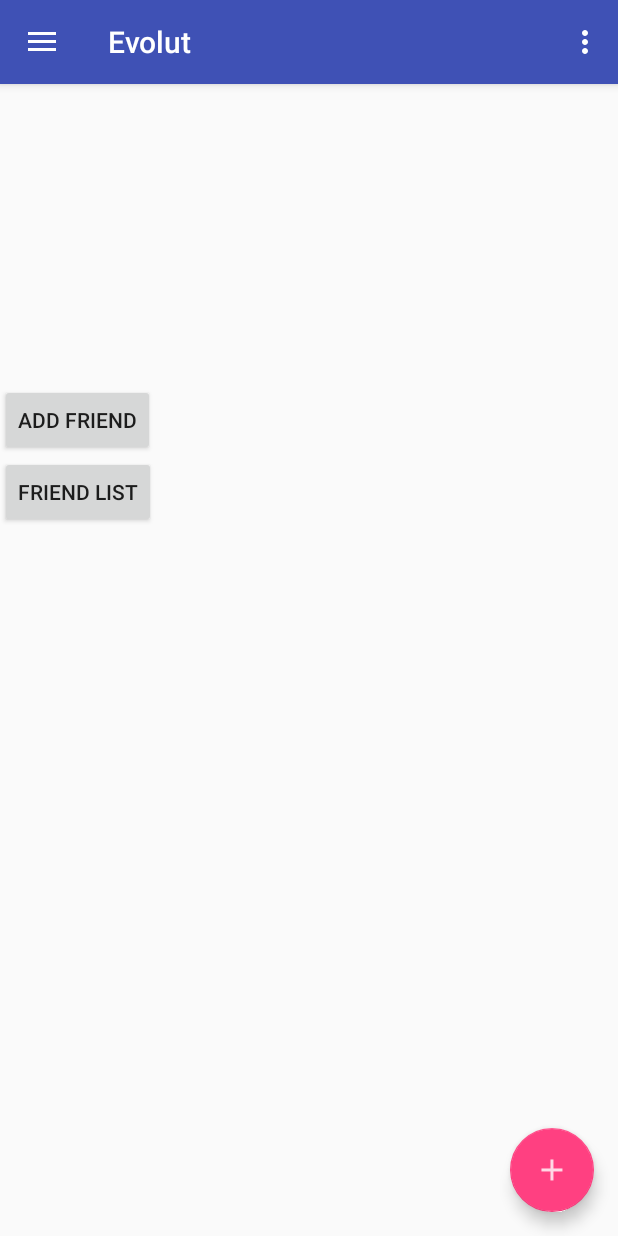
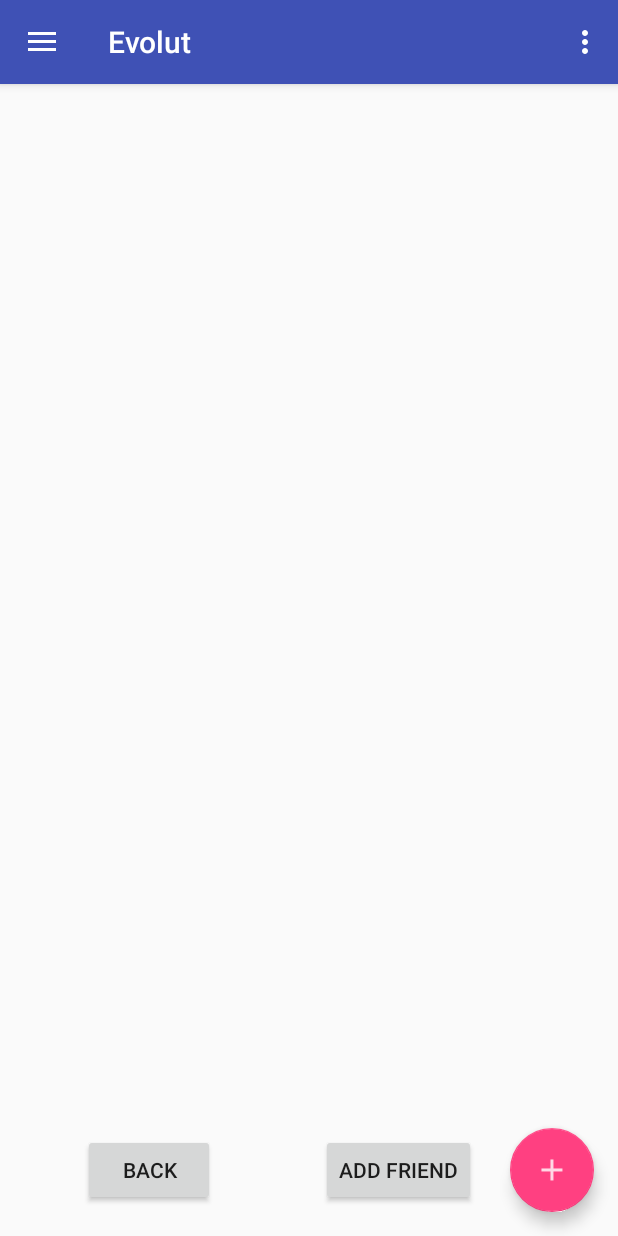
Before and after one commit to kangwennlee/Evolut, an Android app: the screen it shows after launch once a user with an empty profile is signed in (MainActivity), in the side drawer, after a tap on "Friends", on a phone screen of 412 x 824 dp. Run offline under Robolectric (Android 15) with nearby library versions, the light colour scheme and no system bars; our stand-ins replace ButterKnife, Firebase (no records; nobody signed in at launch, a user with empty details on screens opened directly), Volley; 1 statement that could not run was skipped.

Commit message:
add friend done

```diff
--- a/app/src/main/java/com/example/kangw/evolut/MyFirebaseMessagingService.java
+++ b/app/src/main/java/com/example/kangw/evolut/MyFirebaseMessagingService.java
@@ -120,7 +120,7 @@ public class MyFirebaseMessagingService extends FirebaseMessagingService {
         Uri defaultSoundUri= RingtoneManager.getDefaultUri(RingtoneManager.TYPE_NOTIFICATION);
         NotificationCompat.Builder notificationBuilder =
                 new NotificationCompat.Builder(this, channelId)
-                .setSmallIcon(R.drawable.ic_launcher_web)
+                //.setSmallIcon(R.drawable.ic_launcher_web)
                 .setContentTitle(title)
                 .setContentText(notificationBody)
                 .setAutoCancel(false)
--- a/app/src/main/java/com/example/kangw/evolut/NewTransactionActivity.java
+++ b/app/src/main/java/com/example/kangw/evolut/NewTransactionActivity.java
@@ -219,6 +219,8 @@ public class NewTransactionActivity extends AppCompatActivity {
 
     public void btnConfirmClicked() throws JSONException {
         //check if included me
+
+
         //deduct money from friend's account
         for(int i=0; i<5; i++){
             sendNotification("New Transaction","user requested a new transaction","xTrQbGB4BdebP1HvJjKQHVapBrX2");
--- a/app/src/main/java/com/example/kangw/evolut/fragment/FriendListFragment.java
+++ b/app/src/main/java/com/example/kangw/evolut/fragment/FriendListFragment.java
@@ -11,6 +11,7 @@ import android.support.v7.widget.CardView;
 import android.support.v7.widget.LinearLayoutManager;
 import android.support.v7.widget.RecyclerView;
 import android.text.Editable;
+import android.util.Log;
 import android.view.LayoutInflater;
 import android.view.View;
 import android.view.ViewGroup;
@@ -63,7 +64,7 @@ public class FriendListFragment extends Fragment {
 
     private OnFragmentInteractionListener mListener;
     private View mView;
-    Button addFriendButton, viewFriendButton;
+    Button addFriendButton, backButton;
     private FirebaseAuth mAuth;
     RecyclerView mRecycler;
     LinearLayoutManager mManager;
@@ -71,8 +72,11 @@ public class FriendListFragment extends Fragment {
     DatabaseReference mDatabase;
     ArrayList<User> friendList;
     TextView textView;
+    //User
     User user;
-    String MYUSERNAME;
+    String userName;
+    String userEmail;
+    String userProfilePic;
 
     public FriendListFragment() {
         // Required empty public constructor
@@ -115,11 +119,11 @@ public class FriendListFragment extends Fragment {
         // Inflate the layout for this fragment
         mView =  inflater.inflate(R.layout.fragment_list_friend, container, false);
         addFriendButton = (Button)mView.findViewById(R.id.btnAddFriend);
-        viewFriendButton = mView.findViewById(R.id.btnViewFriend);
+        backButton = mView.findViewById(R.id.btnBack);
         textView = mView.findViewById(R.id.textView100);
         mRecycler = mView.findViewById(R.id.friendListRecycler);
         mRecycler.setHasFixedSize(true);
-        prepareDataset();
+
         return mView;
     }
 
@@ -135,9 +139,6 @@ public class FriendListFragment extends Fragment {
                 for(DataSnapshot userSnapshot: dataSnapshot.getChildren()) {
                     String userUID = userSnapshot.getKey().toString();
                     getUserByUId(userUID);
-                    friendList.add(user);
-
-                    //textView.setText(textView.getText().toString() + userSnapshot.getKey().toString() + " ");
                 }
             }
 
@@ -150,25 +151,6 @@ public class FriendListFragment extends Fragment {
     }
 
 
-
-   /* public void initRecycler() {
-        //BEGIN initialize Recycler View
-        //Set up Layout Manager, reverse layout
-
-        mManager = new LinearLayoutManager(getActivity());
-        mManager.setStackFromEnd(true);
-        mRecycler.setLayoutManager(mManager);
-        String[] mDataset = new String[friendList.size()];
-        for(int i =0; i<friendList.size();i++){
-            mDataset[i] = friendList.get(i);
-        }
-        mAdapter = new RecyclerAdapter(mDataset);
-        mRecycler.setAdapter(mAdapter);
-        //FirebaseRecyclerOptions options = new FirebaseRecyclerOptions.Builder<Post>().setQuery(query,Post.class).build();
-
-    }*/
-
-
     public void getUserByUId(final String uid){
         try {
             DatabaseReference mDatabase = FirebaseDatabase.getInstance().getReference().child("User");
@@ -176,13 +158,13 @@ public class FriendListFragment extends Fragment {
             query.addListenerForSingleValueEvent(new ValueEventListener() {
                 @Override
                 public void onDataChange(DataSnapshot dataSnapshot) {
+                    userName = dataSnapshot.child("Name").getValue().toString();
+                    userEmail = dataSnapshot.child("Email").getValue().toString();
+                    userProfilePic = dataSnapshot.child("ProfilePic").getValue().toString();
+                    user = new User(uid, userName, userEmail, userProfilePic);
 
-                    String userName = dataSnapshot.child("Name").getValue().toString();
-                    String userEmail = dataSnapshot.child("Email").getValue().toString();
-                    String userProfilePic = dataSnapshot.child("ProfilePic").getValue().toString();
-                    textView.setText(textView.getText()  + "000"+ uid + " " + userName + " " + userEmail + " " + userProfilePic);
-                    MYUSERNAME = userEmail;
-                    //user = new User(uid, userName, userEmail, userProfilePic);
+                    friendList.add(user);
+                    initializeRVAdapter();
                 }
 
                 @Override
@@ -200,9 +182,6 @@ public class FriendListFragment extends Fragment {
             fragmentTransaction.replace(android.R.id.content, fragment);
             fragmentTransaction.commit();
         }
-        textView.setText(MYUSERNAME);
-
-        //textView.setText(textView.getText()  + "000"+ user.getUid() + user.getName() + user.getEmail());
 
     }
 
@@ -225,15 +204,13 @@ public class FriendListFragment extends Fragment {
 
             }
         });
-        viewFriendButton.setOnClickListener(new View.OnClickListener() {
+        backButton.setOnClickListener(new View.OnClickListener() {
             @Override
             public void onClick(View v) {
-                //initRecycler();
-                //initializeRVAdapter();
-
-               for(int i =0; i<friendList.size();i++){
-                    textView.setText(MYUSERNAME);
-                }
+               HomepageFragment fragment = new HomepageFragment();
+               FragmentManager fragmentManager = getFragmentManager();
+               FragmentTransaction fragmentTransaction = fragmentManager.beginTransaction();
+               fragmentTransaction.replace(R.id.frame_container, fragment, "homepage").commit();
             }
         });
     }
@@ -254,6 +231,13 @@ public class FriendListFragment extends Fragment {
     public void onDetach() {
         super.onDetach();
         mListener = null;
+
+    }
+
+    @Override
+    public void onResume() {
+        super.onResume();
+        prepareDataset();
     }
 
     /**
@@ -272,10 +256,16 @@ public class FriendListFragment extends Fragment {
     }
 
     public void initializeRVAdapter(){
+        mRecycler.setRecyclerListener(new RecyclerView.RecyclerListener() {
+            @Override
+            public void onViewRecycled(RecyclerView.ViewHolder holder) {
+                holder.setIsRecyclable(false);
+            }
+        });
         mManager = new LinearLayoutManager(getActivity());
         mRecycler.setLayoutManager(mManager);
-        //RVAdapter adapter = new RVAdapter(friendList);
-        //mRecycler.setAdapter(adapter);
+        RVAdapter adapter = new RVAdapter(friendList);
+        mRecycler.setAdapter(adapter);
     }
 
 
@@ -311,6 +301,7 @@ public class RVAdapter extends RecyclerView.Adapter<RVAdapter.FriendViewHolder>{
 
     @Override
     public FriendViewHolder onCreateViewHolder(ViewGroup viewGroup, int i) {
+
         View v = LayoutInflater.from(viewGroup.getContext()).inflate(R.layout.single_friend_view, viewGroup, false);
         FriendViewHolder friendViewHolder = new FriendViewHolder(v);
         return friendViewHolder;
@@ -318,17 +309,24 @@ public class RVAdapter extends RecyclerView.Adapter<RVAdapter.FriendViewHolder>{
 
     @Override
     public void onBindViewHolder(FriendViewHolder friendViewHolder, int i) {
-        friendViewHolder.friendName.setText(friends.get(i).getName());
-        friendViewHolder.friendEmail.setText(friends.get(i).getEmail());
-        String profilePic = friends.get(i).getProfilePic().toString();
-        BitmapDownloaderTask task = new BitmapDownloaderTask(friendViewHolder.friendProfilePic);
-        task.execute(profilePic);
+            friendViewHolder.friendName.setText(friends.get(i).getName());
+            friendViewHolder.friendEmail.setText(friends.get(i).getEmail());
+            String profilePic = friends.get(i).getProfilePic().toString();
+            if (profilePic.compareTo("@drawable/com_facebook_profile_picture_blank_square") != 0) {
+                BitmapDownloaderTask task = new BitmapDownloaderTask(friendViewHolder.friendProfilePic);
+                task.execute(profilePic);
+            }
+
     }
 
     @Override
     public void onAttachedToRecyclerView(RecyclerView recyclerView) {
         super.onAttachedToRecyclerView(recyclerView);
+
     }
+
+
+
 }
 
 
--- a/app/src/main/res/layout/fragment_list_friend.xml
+++ b/app/src/main/res/layout/fragment_list_friend.xml
@@ -1,4 +1,4 @@
-<LinearLayout xmlns:android="http://schemas.android.com/apk/res/android"
+<RelativeLayout xmlns:android="http://schemas.android.com/apk/res/android"
     xmlns:tools="http://schemas.android.com/tools"
     android:layout_width="match_parent"
     android:layout_height="match_parent"
@@ -11,20 +11,33 @@
 
     <android.support.v7.widget.RecyclerView
         android:layout_width="match_parent"
-        android:layout_height="200dp"
+        android:layout_height="400dp"
+        android:layout_margin="20dp"
         android:id="@+id/friendListRecycler"/>
+
+
+<RelativeLayout
+    android:layout_width="match_parent"
+    android:layout_height="wrap_content"
+    android:layout_margin="20dp"
+    android:layout_alignParentBottom="true">
+    <Button
+        android:id="@+id/btnBack"
+        android:layout_width="wrap_content"
+        android:layout_height="wrap_content"
+        android:layout_marginHorizontal="35dp"
+        android:text="Back" />
 
     <Button
         android:id="@+id/btnAddFriend"
         android:layout_width="wrap_content"
         android:layout_height="wrap_content"
+        android:layout_toRightOf="@id/btnBack"
+        android:layout_marginHorizontal="35dp"
         android:text="Add Friend" />
 
-    <Button
-        android:id="@+id/btnViewFriend"
-        android:layout_width="wrap_content"
-        android:layout_height="wrap_content"
-        android:text="Friend List" />
+</RelativeLayout>
+
 
     <TextView
         android:layout_width="wrap_content"
@@ -33,4 +46,4 @@
 
 
 
-</LinearLayout>
+</RelativeLayout>
```
Also changed, not shown: app/src/main/java/com/example/kangw/evolut/AddFriendActivity.java (+24 -8 lines), app/src/main/java/com/example/kangw/evolut/LauncherActivity.java (+12 -2 lines), app/src/main/java/com/example/kangw/evolut/models/User.java (+6 -6 lines), app/src/main/res/layout/single_friend_view.xml (+7 -5 lines).
